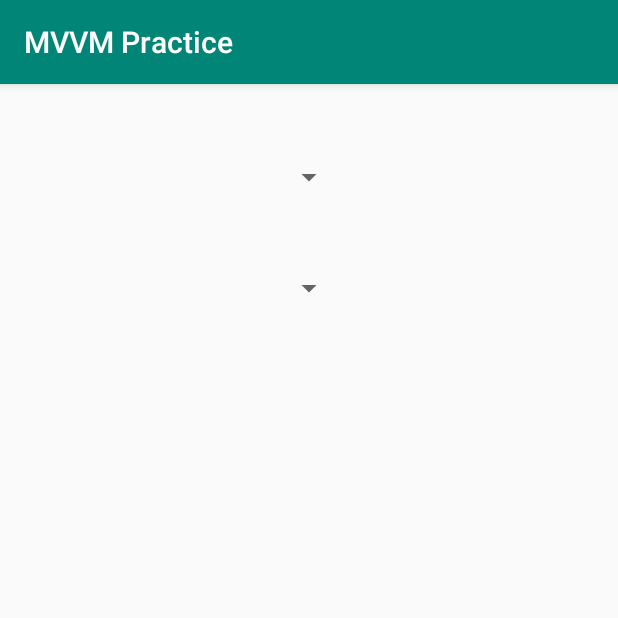
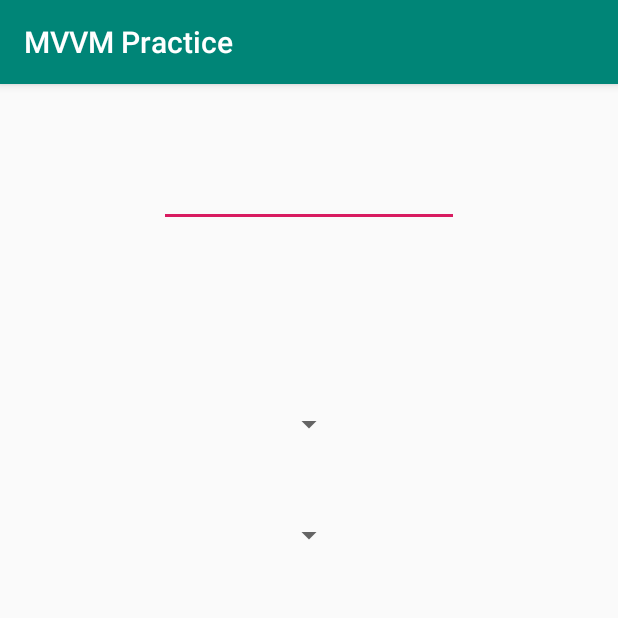
Before and after one commit to huang840801/MVVM-Practice, an Android app: the fragment SpinnerFragment shown on its own in the app's theme, on a phone screen of 412 x 824 dp, the top half of it. Run offline under Robolectric (Android 15) with nearby library versions, the phone set to English and light mode, and no system bars; our stand-ins replace data binding; pictures from the network do not load; 2 statements that could not run were skipped.

Commit message:
Modify InverseBindingAdapter sample.

```diff
--- a/app/src/main/java/com/guanhong/mvvmpractice/view/MainActivity.kt
+++ b/app/src/main/java/com/guanhong/mvvmpractice/view/MainActivity.kt
@@ -48,7 +48,8 @@ class MainActivity : AppCompatActivity() {
     fun onProfileBtnClick(view: View) {
 
 //        val intent = Intent(this, ProfileActivity::class.java)
-        val intent = Intent(this, TestActivity::class.java)
+        val intent = Intent(this, SpinnerSampleActivity::class.java)
+//        val intent = Intent(this, TestActivity::class.java)
         startActivity(intent)
     }
 
--- a/app/src/main/java/com/guanhong/mvvmpractice/viewmodel/SpinnerViewModel.kt
+++ b/app/src/main/java/com/guanhong/mvvmpractice/viewmodel/SpinnerViewModel.kt
@@ -13,31 +13,22 @@ class SpinnerViewModel {
 
     val selectedPosition = ObservableInt()
 
-    val listsMap: MutableList<List<String>> = mutableListOf()
+    val contentList: MutableList<List<String>> = mutableListOf()
 
     init {
 
         val titleList: MutableList<String> = mutableListOf()
-        titleList.add("食物")
-        titleList.add("遊戲")
-        titleList.add("飲料")
+        titleList.add("Android")
+        titleList.add("IOS")
         val contentList1: MutableList<String> = mutableListOf()
-        contentList1.add("滷肉飯")
-        contentList1.add("魷魚焿")
-        contentList1.add("叉燒飯")
+        contentList1.add("Java")
+        contentList1.add("Kotlin")
         val contentList2: MutableList<String> = mutableListOf()
-        contentList2.add("剪刀石頭布")
-        contentList2.add("跳房子")
-        contentList2.add("圈圈叉叉")
+        contentList2.add("Objective-C")
+        contentList2.add("Swift")
 
-        val contentList3: MutableList<String> = mutableListOf()
-        contentList3.add("白開水")
-        contentList3.add("紅茶")
-        contentList3.add("奶茶")
-
-        listsMap.add(contentList1)
-        listsMap.add(contentList2)
-        listsMap.add(contentList3)
+        contentList.add(contentList1)
+        contentList.add(contentList2)
 
         this.parentList.set(titleList)
         selectedPosition.set(0)
@@ -45,10 +36,9 @@ class SpinnerViewModel {
 
         selectedPosition.addOnPropertyChangedCallback(object : Observable.OnPropertyChangedCallback() {
             override fun onPropertyChanged(sender: Observable?, propertyId: Int) {
-                subList.set(listsMap[selectedPosition.get()])
+                subList.set(contentList[selectedPosition.get()])
 
             }
-
         })
     }
 }
--- a/app/src/main/res/layout/activity_spinner_sample.xml
+++ b/app/src/main/res/layout/activity_spinner_sample.xml
@@ -14,6 +14,7 @@
         android:layout_width="match_parent"
         android:layout_height="match_parent"
         android:orientation="vertical"
+        android:padding="16dp"
         android:visibility="visible">
 
         <Spinner
--- a/app/src/main/res/layout/fragment_spinner.xml
+++ b/app/src/main/res/layout/fragment_spinner.xml
@@ -14,6 +14,26 @@
         android:layout_height="match_parent"
         android:orientation="vertical">
 
+        <EditText
+            android:id="@+id/editText"
+            android:layout_width="200dp"
+            android:layout_height="wrap_content"
+            android:layout_marginTop="50dp"
+            android:text="@{viewModel.editTextContent}"
+            app:layout_constraintEnd_toEndOf="parent"
+            app:layout_constraintStart_toStartOf="parent"
+            app:layout_constraintTop_toTopOf="parent" />
+
+        <TextView
+            android:id="@+id/textView"
+            android:layout_width="200dp"
+            android:layout_height="wrap_content"
+            android:layout_marginTop="50dp"
+            android:text="@{viewModel.editTextContent}"
+            app:layout_constraintEnd_toEndOf="parent"
+            app:layout_constraintStart_toStartOf="parent"
+            app:layout_constraintTop_toBottomOf="@+id/editText" />
+
         <Spinner
             android:id="@+id/spinner1"
             selectionPosition="@{viewModel.selectedPosition}"
@@ -23,7 +43,7 @@
             android:layout_marginTop="50dp"
             app:layout_constraintEnd_toEndOf="parent"
             app:layout_constraintStart_toStartOf="parent"
-            app:layout_constraintTop_toTopOf="parent" />
+            app:layout_constraintTop_toBottomOf="@+id/textView" />
 
         <Spinner
             android:id="@+id/spinner2"
```
